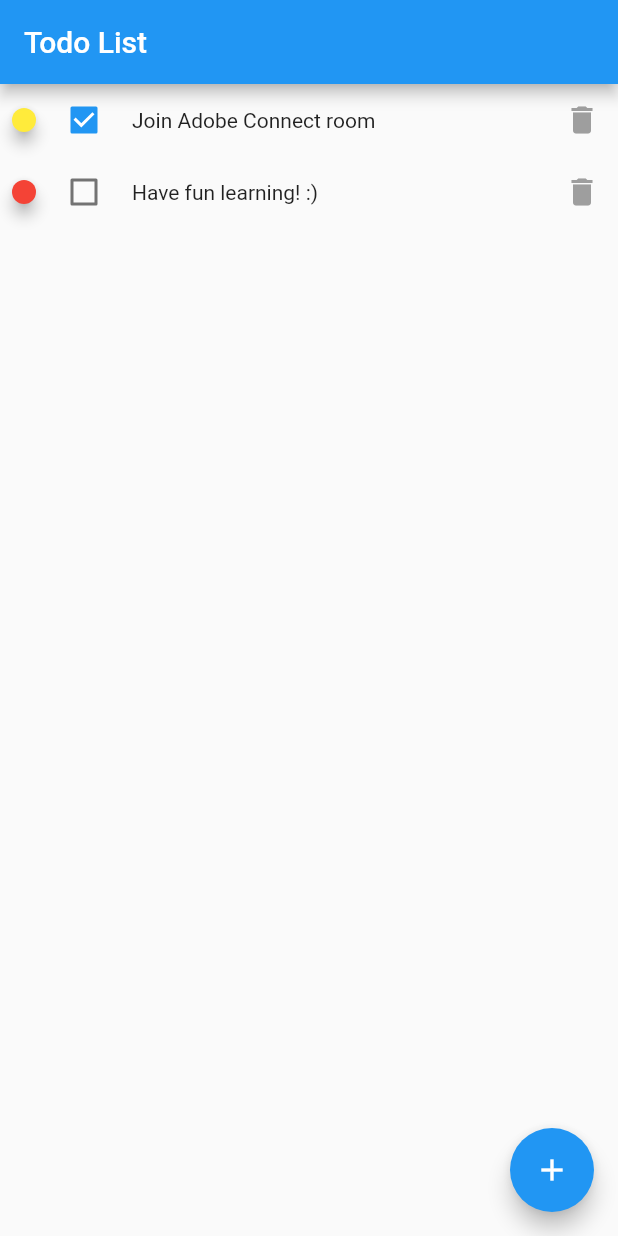
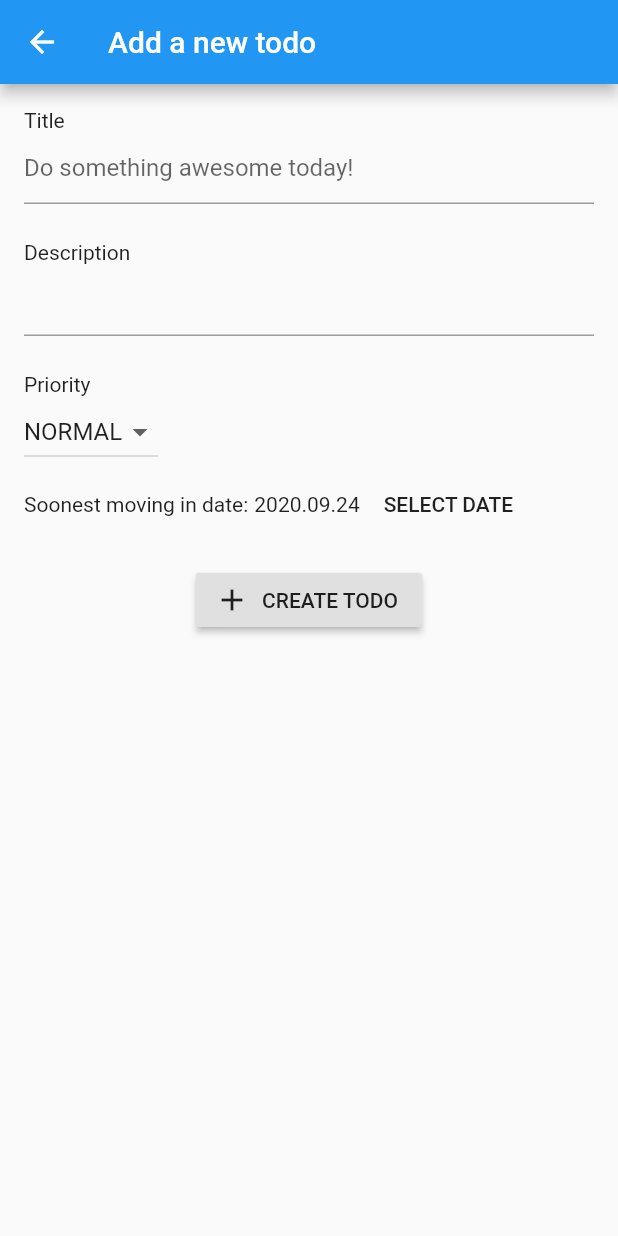
Before and after one commit to AutSoft/hwsw-2020-mobile-development-with-flutter, a Flutter app: the screen it shows after launch, after a tap on the "delete" icon, after a tap on the "add" icon, on a phone screen of 412 x 824 dp. Run offline on Flutter 3.47's test engine with Material 2 defaults, Android fonts, the phone set to English and light mode, and no system bars; our stand-ins replace charts_flutter, weather_icons; missing offline and left inert: lipsum.

Commit message:
Add Todo creation feature to the Todo example app for 05

```diff
--- a/05_Data_storage_ORM_NoSQL/awesome_todo_app_final/lib/data/database/memory/memory_todo_database.dart
+++ b/05_Data_storage_ORM_NoSQL/awesome_todo_app_final/lib/data/database/memory/memory_todo_database.dart
@@ -1,3 +1,5 @@
+import 'dart:math';
+
 import 'package:awesome_todo_app/data/database/todo_database.dart';
 import 'package:awesome_todo_app/data/model/todo.dart';
 import 'package:awesome_todo_app/data/model/todo_priority.dart';
@@ -54,6 +56,9 @@ class MemoryTodoDatabase implements TodoDatabase {
     return Future(() {
       final index = todos.indexWhere((element) => element.id == todo.id);
       if (index == -1) {
+        if (todo.id == 0 || todo.id == null) {
+          todo.id = todos.map((element) => element.id).toList().reduce(max) + 1;
+        }
         todos.add(todo);
         return;
       } else {
--- a/05_Data_storage_ORM_NoSQL/awesome_todo_app_final/lib/ui/details/todo_details.dart
+++ b/05_Data_storage_ORM_NoSQL/awesome_todo_app_final/lib/ui/details/todo_details.dart
@@ -1,6 +1,7 @@
 import 'package:awesome_todo_app/data/database/data_source.dart';
 import 'package:awesome_todo_app/data/model/todo.dart';
 import 'package:awesome_todo_app/ui/list/todo_list_item.dart';
+import 'package:awesome_todo_app/util.dart';
 import 'package:flutter/material.dart';
 import 'package:intl/intl.dart';
 
@@ -68,7 +69,7 @@ class _TodoDetailsState extends State<TodoDetails> {
                   ),
                   TodoDataRow(
                     rowTitle: "Due date",
-                    rowData: DateFormat("yyyy.MM.dd.").format(todo.dueDate),
+                    rowData: getFormattedDate(todo.dueDate),
                   ),
                 ],
               );
@@ -103,25 +104,3 @@ class TodoDataRow extends StatelessWidget {
     );
   }
 }
-
-/*DropdownButton(
-value: todo.priority,
-onChanged: (todoPriority) => _setTodoPriority(todoPriority),
-items: [
-DropdownMenuItem(
-onTap: () {},
-value: TodoPriority.LOW,
-child: Text("LOW"),
-),
-DropdownMenuItem(
-onTap: () {},
-value: TodoPriority.NORMAL,
-child: Text("NORMAL"),
-),
-DropdownMenuItem(
-onTap: () {},
-value: TodoPriority.HIGH,
-child: Text("HIGH"),
-),
-],
-)*/
--- a/05_Data_storage_ORM_NoSQL/awesome_todo_app_final/lib/ui/list/todo_list.dart
+++ b/05_Data_storage_ORM_NoSQL/awesome_todo_app_final/lib/ui/list/todo_list.dart
@@ -2,6 +2,7 @@ import 'package:awesome_todo_app/data/database/data_source.dart';
 import 'package:awesome_todo_app/data/model/todo.dart';
 import 'package:awesome_todo_app/ui/details/todo_details.dart';
 import 'package:awesome_todo_app/ui/list/todo_list_item.dart';
+import 'package:awesome_todo_app/ui/newtodo/add_todo.dart';
 import 'package:flutter/material.dart';
 
 class TodoListPage extends StatefulWidget {
@@ -27,13 +28,17 @@ class _TodoListPageState extends State<TodoListPage> {
 
   void onDoneChanged(int id, bool isDone) async {
     await _todosDataSource.setTodoDone(id, isDone);
+    refreshTodos();
+  }
+
+  void onDeletePressed(int id) async {
+    await _todosDataSource.deleteTodo(id);
     setState(() {
       _todosFuture = _todosDataSource.getAllTodos();
     });
   }
 
-  void onDeletePressed(int id) async {
-    await _todosDataSource.deleteTodo(id);
+  void refreshTodos() {
     setState(() {
       _todosFuture = _todosDataSource.getAllTodos();
     });
@@ -62,10 +67,9 @@ class _TodoListPageState extends State<TodoListPage> {
                   return TodoListItem(
                     asyncSnapshot.data[index],
                     onTap: (id) {
-                      Navigator.of(context).push(
-                          MaterialPageRoute(builder: (context) =>
-                              TodoDetails(_todosDataSource, id))
-                      );
+                      Navigator.of(context).push(MaterialPageRoute(
+                          builder: (context) =>
+                              TodoDetails(_todosDataSource, id)));
                     },
                     onDoneChanged: (id, isDone) => onDoneChanged(id, isDone),
                     onDeletePressed: (id) => onDeletePressed(id),
@@ -80,11 +84,13 @@ class _TodoListPageState extends State<TodoListPage> {
           }),
       floatingActionButton: FloatingActionButton(
         onPressed: () {
-          Navigator.of(context).push(
-            MaterialPageRoute(
-              // builder: (_) => TodoDetails(),
-            ),
-          );
+          Navigator.of(context)
+              .push(
+                MaterialPageRoute(
+                  builder: (_) => AddTodoPage(_todosDataSource),
+                ),
+              )
+              .then((value) => refreshTodos());
         },
         tooltip: 'New Todo',
         child: Icon(Icons.add),
--- /dev/null
+++ b/05_Data_storage_ORM_NoSQL/awesome_todo_app_final/lib/ui/newtodo/add_todo.dart
@@ -0,0 +1,153 @@
+import 'package:awesome_todo_app/data/model/todo_priority.dart';
+import 'package:awesome_todo_app/util.dart';
+import 'package:awesome_todo_app/data/database/data_source.dart';
+import 'package:awesome_todo_app/data/model/todo.dart';
+import 'package:flutter/material.dart';
+
+class AddTodoPage extends StatefulWidget {
+  final DataSource _dataSource;
+
+
+  AddTodoPage(this._dataSource);
+
+  @override
+  _AddTodoPageState createState() => _AddTodoPageState(_dataSource);
+}
+
+class _AddTodoPageState extends State<AddTodoPage> {
+  final DataSource _dataSource;
+
+
+  _AddTodoPageState(this._dataSource);
+
+  final titleTextController = TextEditingController();
+  final descriptionTextController = TextEditingController();
+
+  var priority = TodoPriority.NORMAL;
+  var dueDate = DateTime.now();
+
+  _setPriority(TodoPriority todoPriority) {
+    setState(() {
+      priority = todoPriority;
+    });
+  }
+
+  _setDueDate(DateTime dueDate) {
+    setState(() {
+      this.dueDate = dueDate;
+    });
+  }
+
+  @override
+  Widget build(BuildContext context) {
+    return Scaffold(
+      appBar: AppBar(
+        title: Text("Add a new todo"),
+      ),
+      body: SingleChildScrollView(
+        child: Padding(
+          padding: EdgeInsets.all(16),
+          child: Column(
+            crossAxisAlignment: CrossAxisAlignment.start,
+            children: [
+              Text(
+                "Title",
+                textAlign: TextAlign.start,
+              ),
+              TextField(
+                decoration:
+                    InputDecoration(hintText: "Do something awesome today!"),
+                controller: titleTextController,
+              ),
+              Padding(
+                padding: const EdgeInsets.only(top: 24.0),
+                child: Text(
+                  "Description",
+                  textAlign: TextAlign.start,
+                ),
+              ),
+              TextField(
+                controller: descriptionTextController,
+              ),
+              Padding(
+                padding: const EdgeInsets.only(top: 24.0),
+                child: Text(
+                  "Priority",
+                  textAlign: TextAlign.start,
+                ),
+              ),
+              DropdownButton(
+                value: priority,
+                onChanged: (todoPriority) => _setPriority(todoPriority),
+                items: [
+                  DropdownMenuItem(
+                    onTap: () {},
+                    value: TodoPriority.LOW,
+                    child: Text("LOW"),
+                  ),
+                  DropdownMenuItem(
+                    onTap: () {},
+                    value: TodoPriority.NORMAL,
+                    child: Text("NORMAL"),
+                  ),
+                  DropdownMenuItem(
+                    onTap: () {},
+                    value: TodoPriority.HIGH,
+                    child: Text("HIGH"),
+                  ),
+                ],
+              ),
+              Row(
+                children: [
+                  Padding(
+                    padding: EdgeInsets.only(right: 4),
+                    child: Text("Soonest moving in date:"),
+                  ),
+                  Text(getFormattedDate(dueDate)),
+                  FlatButton(
+                    child: Text("SELECT DATE"),
+                    onPressed: showDueDatePicker,
+                  )
+                ],
+              ),
+              Row(
+                mainAxisAlignment: MainAxisAlignment.center,
+                children: [
+                  Padding(
+                    padding: const EdgeInsets.only(top: 16),
+                    child: RaisedButton.icon(
+                      onPressed: () async {
+                        await _dataSource.upsertTodo(
+                          Todo(
+                            title: titleTextController.text,
+                            description: descriptionTextController.text,
+                            isDone: false,
+                            priority: priority
+                          )
+                        );
+                        Navigator.pop(context);
+                      },
+                      icon: Icon(Icons.add),
+                      label: Text("CREATE TODO"),
+                    ),
+                  ),
+                ],
+              )
+            ],
+          ),
+        ),
+      ),
+    );
+  }
+
+  void showDueDatePicker() async {
+    final now = DateTime.now();
+    final date = await showDatePicker(
+      context: context,
+      initialDate: now,
+      firstDate: now,
+      lastDate: DateTime(now.year + 10, now.month, now.day),
+    );
+    _setDueDate(date);
+  }
+}
--- /dev/null
+++ b/05_Data_storage_ORM_NoSQL/awesome_todo_app_final/lib/util.dart
@@ -0,0 +1,5 @@
+import 'package:intl/intl.dart';
+
+String getFormattedDate(DateTime date) {
+  return DateFormat("yyyy.MM.dd").format(date);
+}
```
